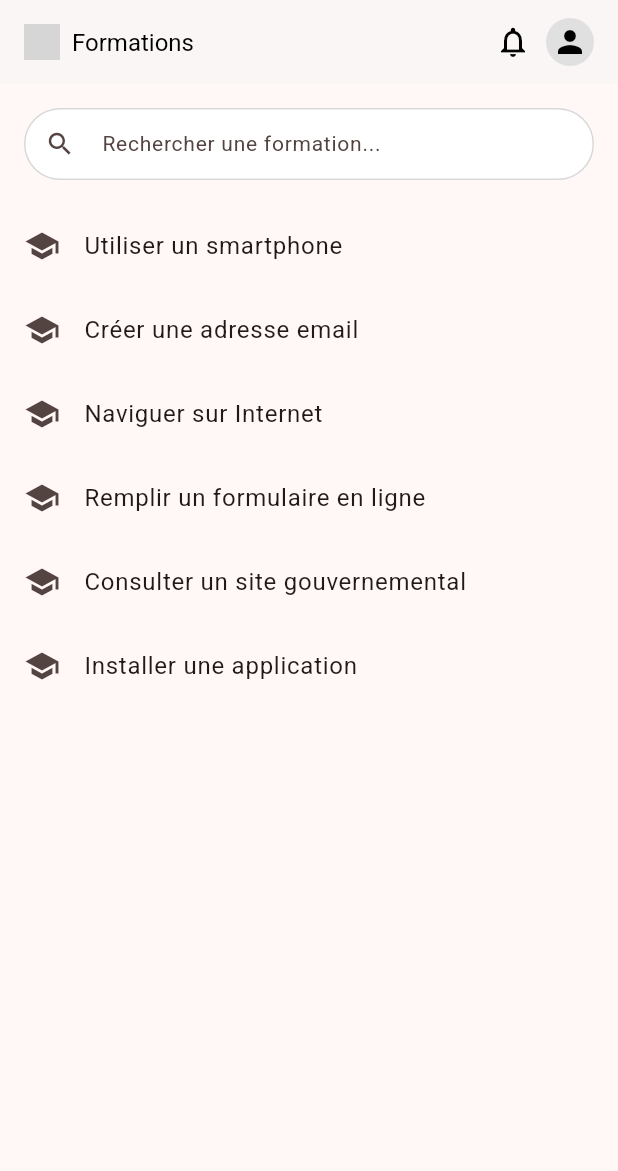
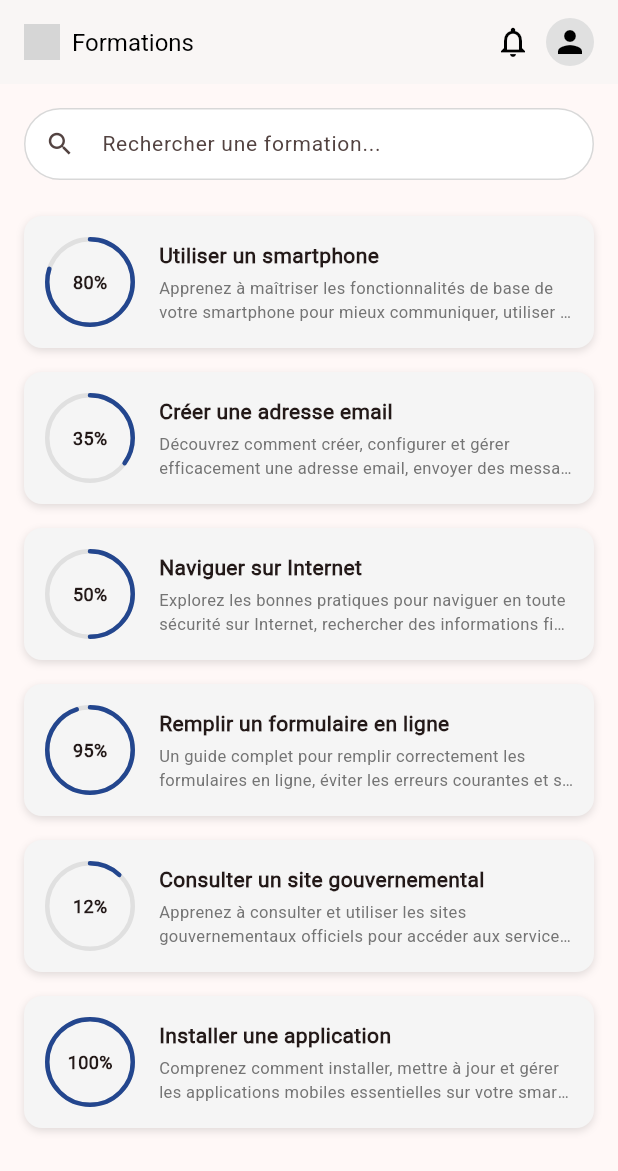
Before and after one commit to IALYFrancisco/NUMEDU, a Flutter app: the DashboardPage screen opened directly, on a phone screen of 412 x 824 dp. Shown: the top 1171 px of the screen. Run offline on Flutter 3.47's test engine with Material 3 defaults, Android fonts, the phone set to English and light mode, and no system bars; drawn by our look-alikes of percent_indicator; grey boxes are pictures that could not be loaded.

Commit message:
développement de la page dashboard

```diff
--- a/lib/screens/dashboard.dart
+++ b/lib/screens/dashboard.dart
@@ -1,4 +1,5 @@
 import 'package:flutter/material.dart';
+import 'package:percent_indicator/percent_indicator.dart';
 
 class DashboardPage extends StatefulWidget {
   const DashboardPage({Key? key}) : super(key: key);
@@ -9,7 +10,8 @@ class DashboardPage extends StatefulWidget {
 
 class _DashboardPageState extends State<DashboardPage> {
   final TextEditingController _searchController = TextEditingController();
-  List<String> _formations = [
+
+  final List<String> _formations = [
     "Utiliser un smartphone",
     "Créer une adresse email",
     "Naviguer sur Internet",
@@ -17,21 +19,54 @@ class _DashboardPageState extends State<DashboardPage> {
     "Consulter un site gouvernemental",
     "Installer une application",
   ];
+
+  final List<String> _descriptions = [
+    "Apprenez à maîtriser les fonctionnalités de base de votre smartphone pour mieux communiquer, utiliser les applications et gérer vos contacts au quotidien.",
+    "Découvrez comment créer, configurer et gérer efficacement une adresse email, envoyer des messages, gérer votre boîte de réception et rester connecté.",
+    "Explorez les bonnes pratiques pour naviguer en toute sécurité sur Internet, rechercher des informations fiables, et utiliser les moteurs de recherche efficacement.",
+    "Un guide complet pour remplir correctement les formulaires en ligne, éviter les erreurs courantes et soumettre vos demandes aux services publics sans souci.",
+    "Apprenez à consulter et utiliser les sites gouvernementaux officiels pour accéder aux services en ligne, télécharger des documents et effectuer des démarches administratives.",
+    "Comprenez comment installer, mettre à jour et gérer les applications mobiles essentielles sur votre smartphone pour améliorer votre expérience numérique.",
+  ];
+
+
+  // Liste des progressions correspondantes en valeur entre 0 et 1
+  final List<double> _progressions = [
+    0.8,  // 80%
+    0.35, // 35%
+    0.5,  // 50%
+    0.95, // 95%
+    0.12, // 12%
+    1.0,  // 100%
+  ];
+
   List<String> _filtered = [];
+  List<String> _filteredDescriptions = [];
+  List<double> _filteredProgress = [];
 
   @override
   void initState() {
     super.initState();
-    _filtered = _formations;
+    _filtered = List.from(_formations);
+    _filteredDescriptions = List.from(_descriptions);
+    _filteredProgress = List.from(_progressions);
     _searchController.addListener(_filterList);
   }
 
   void _filterList() {
     final query = _searchController.text.toLowerCase();
     setState(() {
-      _filtered = _formations
-          .where((item) => item.toLowerCase().contains(query))
-          .toList();
+      _filtered = [];
+      _filteredDescriptions = [];
+      _filteredProgress = [];
+
+      for (int i = 0; i < _formations.length; i++) {
+        if (_formations[i].toLowerCase().contains(query)) {
+          _filtered.add(_formations[i]);
+          _filteredDescriptions.add(_descriptions[i]);
+          _filteredProgress.add(_progressions[i]);
+        }
+      }
     });
   }
 
@@ -54,7 +89,7 @@ class _DashboardPageState extends State<DashboardPage> {
             Row(
               children: [
                 Image.asset(
-                  'assets/images/logo-de-numedu.png', // Chemin vers ton logo
+                  'assets/images/logo-de-numedu.png',
                   width: 24,
                   height: 24,
                 ),
@@ -78,7 +113,6 @@ class _DashboardPageState extends State<DashboardPage> {
             ),
           ],
         ),
-
       ),
       body: Column(
         children: [
@@ -92,33 +126,83 @@ class _DashboardPageState extends State<DashboardPage> {
                 hintText: "Rechercher une formation...",
                 prefixIcon: Icon(Icons.search, size: 20),
                 filled: true,
-                fillColor: Colors.white, // Fond blanc pour contraste
+                fillColor: Colors.white,
                 enabledBorder: OutlineInputBorder(
                   borderRadius: BorderRadius.circular(50.0),
                   borderSide: BorderSide(
-                    color: Colors.grey.withOpacity(0.4), // 👈 gris transparent
+                    color: Colors.grey.withOpacity(0.4),
                     width: 1,
                   ),
                 ),
                 focusedBorder: OutlineInputBorder(
                   borderRadius: BorderRadius.circular(50.0),
                   borderSide: BorderSide(
-                    color: Color(0xFF23468E), // légèrement plus foncé au focus
+                    color: Color(0xFF23468E),
                     width: 1,
                   ),
                 ),
               ),
               style: TextStyle(fontSize: 14),
             ),
-
           ),
           Expanded(
             child: ListView.builder(
               itemCount: _filtered.length,
-              itemBuilder: (context, index) => ListTile(
-                title: Text(_filtered[index]),
-                leading: Icon(Icons.school),
-              ),
+              itemBuilder: (context, index) {
+                final progress = _filteredProgress[index];
+                final percent = (progress * 100).toInt();
+
+                return Container(
+                  margin: EdgeInsets.symmetric(horizontal: 16, vertical: 8),
+                  padding: EdgeInsets.all(14),
+                  decoration: BoxDecoration(
+                    color: Colors.grey[100],
+                    borderRadius: BorderRadius.circular(12),
+                    boxShadow: [
+                      BoxShadow(
+                        color: Colors.black12,
+                        blurRadius: 4,
+                        offset: Offset(0, 2),
+                      ),
+                    ],
+                  ),
+                  child: Row(
+                    children: [
+                      CircularPercentIndicator(
+                        radius: 30.0,
+                        lineWidth: 3.0,
+                        percent: progress,
+                        center: Text(
+                          "$percent%",
+                          style: TextStyle(fontSize: 12, fontWeight: FontWeight.bold),
+                        ),
+                        progressColor: Color(0xFF23468E),
+                        backgroundColor: Colors.grey[300]!,
+                        circularStrokeCap: CircularStrokeCap.round,
+                      ),
+                      SizedBox(width: 16),
+                      Expanded(
+                        child: Column(
+                          crossAxisAlignment: CrossAxisAlignment.start,
+                          children: [
+                            Text(
+                              _filtered[index],
+                              style: TextStyle(fontSize: 14, fontWeight: FontWeight.w700),
+                            ),
+                            SizedBox(height: 4),
+                            Text(
+                              _filteredDescriptions[index],
+                              style: TextStyle(fontSize: 11, color: Colors.grey[600]),
+                              maxLines: 2,
+                              overflow: TextOverflow.ellipsis,
+                            ),
+                          ],
+                        ),
+                      ),
+                    ],
+                  ),
+                );
+              },
             ),
           ),
         ],
```
